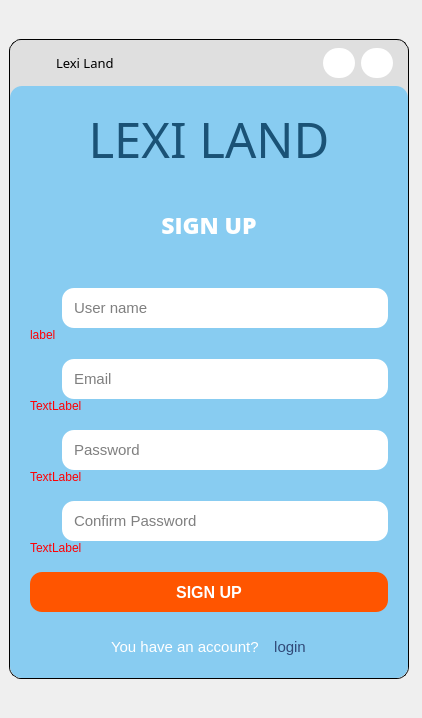
Before: the Qt Designer form UI/forms/login_register.ui in yuukun123/LexiLand, drawn with Qt 5.
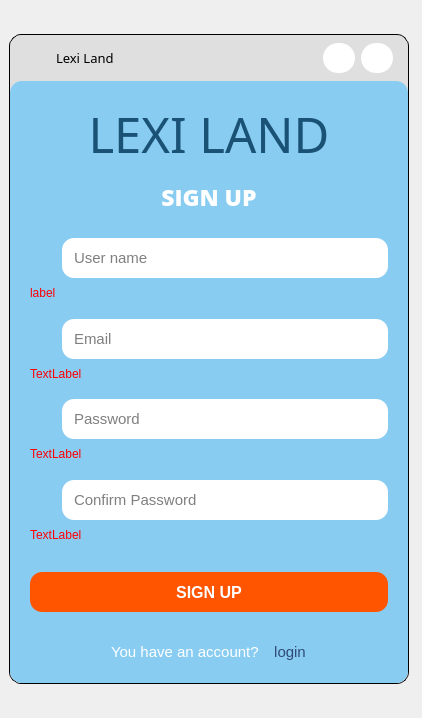
After: the same form once the commit is applied. The open tabs and pages were chosen to show the change. Icons and pictures are not drawn.

What changed in the file:
```diff
--- a/UI/forms/login_register.ui
+++ b/UI/forms/login_register.ui
@@ -26,7 +26,7 @@
       <property name="maximumSize">
        <size>
         <width>370</width>
-        <height>640</height>
+        <height>650</height>
        </size>
       </property>
       <property name="cursor">
@@ -813,7 +813,7 @@
                <widget class="QWidget" name="widget_20" native="true">
                 <layout class="QVBoxLayout" name="verticalLayout_9">
                  <property name="spacing">
-                  <number>17</number>
+                  <number>22</number>
                  </property>
                  <property name="leftMargin">
                   <number>10</number>
@@ -829,6 +829,12 @@
                  </property>
                  <item>
                   <widget class="QWidget" name="widget_21" native="true">
+                   <property name="minimumSize">
+                    <size>
+                     <width>0</width>
+                     <height>70</height>
+                    </size>
+                   </property>
                    <layout class="QVBoxLayout" name="verticalLayout">
                     <property name="spacing">
                      <number>0</number>
@@ -847,6 +853,9 @@
                     </property>
                     <item>
                      <layout class="QHBoxLayout" name="horizontalLayout_39">
+                      <property name="bottomMargin">
+                       <number>0</number>
+                      </property>
                       <item>
                        <widget class="QPushButton" name="pushButton_10">
                         <property name="text">
@@ -905,6 +914,12 @@
                  </item>
                  <item>
                   <widget class="QWidget" name="widget_22" native="true">
+                   <property name="minimumSize">
+                    <size>
+                     <width>0</width>
+                     <height>70</height>
+                    </size>
+                   </property>
                    <layout class="QVBoxLayout" name="verticalLayout_3">
                     <property name="spacing">
                      <number>0</number>
@@ -981,6 +996,12 @@
                  </item>
                  <item>
                   <widget class="QWidget" name="widget_23" native="true">
+                   <property name="minimumSize">
+                    <size>
+                     <width>0</width>
+                     <height>70</height>
+                    </size>
+                   </property>
                    <layout class="QVBoxLayout" name="verticalLayout_4">
                     <property name="spacing">
                      <number>0</number>
@@ -1060,6 +1081,12 @@
                  </item>
                  <item>
                   <widget class="QWidget" name="widget_24" native="true">
+                   <property name="minimumSize">
+                    <size>
+                     <width>0</width>
+                     <height>70</height>
+                    </size>
+                   </property>
                    <layout class="QVBoxLayout" name="verticalLayout_6">
                     <property name="spacing">
                      <number>0</number>
@@ -1144,7 +1171,7 @@
                      <number>0</number>
                     </property>
                     <property name="topMargin">
-                     <number>0</number>
+                     <number>12</number>
                     </property>
                     <property name="rightMargin">
                      <number>0</number>
```
Left out of the diff: 3 changed lines with no effect on the pictures.
